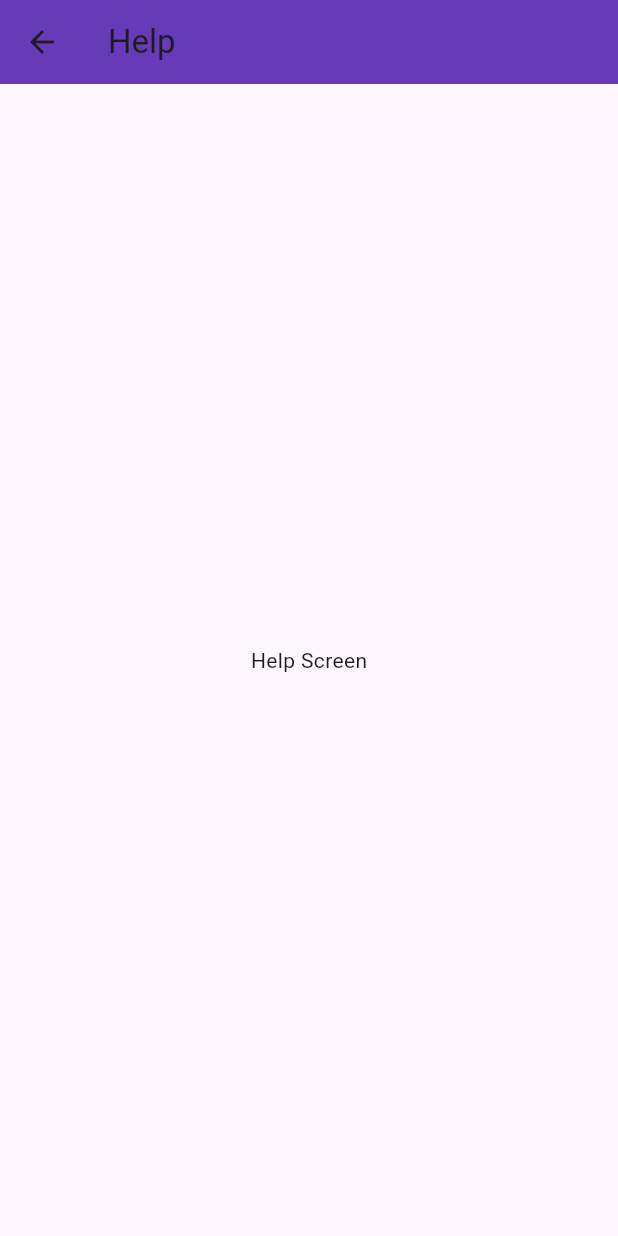
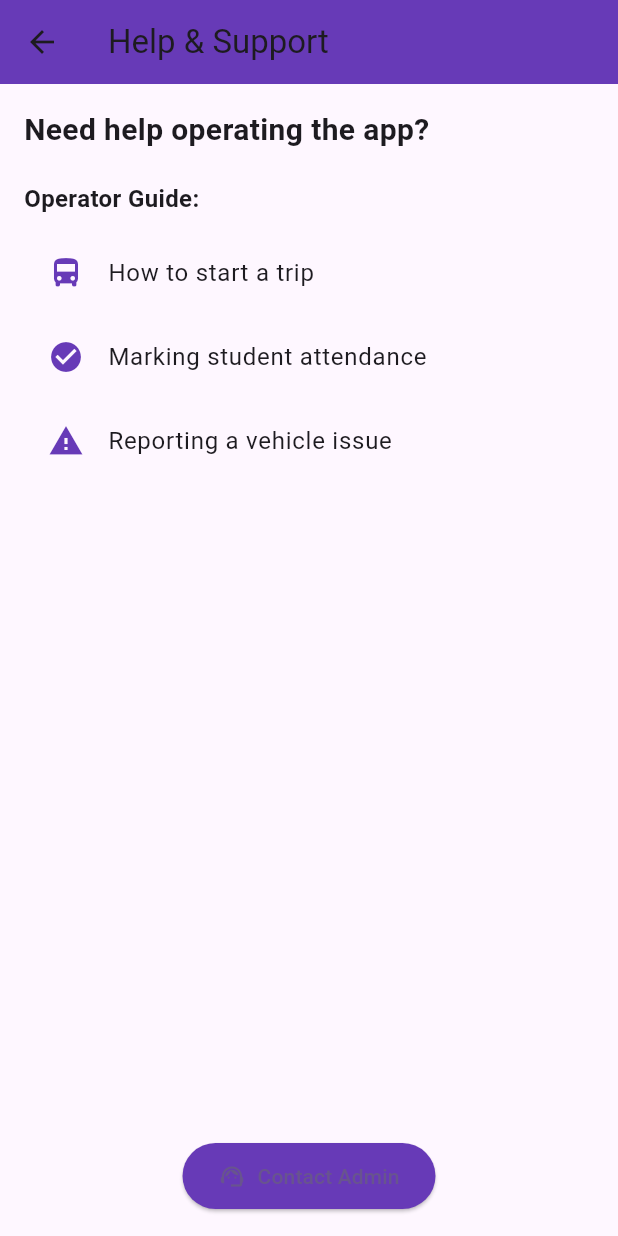
Before and after one commit to BSSE25-27/School-Van-Operator-App, a Flutter app: the HelpScreen screen opened directly, on a phone screen of 412 x 824 dp. Run offline on Flutter 3.47's test engine with Material 3 defaults, Android fonts, the phone set to English and light mode, and no system bars; our stand-ins replace google_maps_flutter; missing offline and left inert: mobile_scanner.

Commit message:
added content to help_screen

```diff
--- a/operator_app/lib/help.dart
+++ b/operator_app/lib/help.dart
@@ -7,10 +7,107 @@ class HelpScreen extends StatelessWidget {
   Widget build(BuildContext context) {
     return Scaffold(
       appBar: AppBar(
-        title: const Text("Help"),
+        title: const Text("Help & Support"),
         backgroundColor: Colors.deepPurple,
       ),
-      body: Center(child: const Text("Help Screen")),
+      body: Padding(
+        padding: const EdgeInsets.all(16.0),
+        child: Column(
+          crossAxisAlignment: CrossAxisAlignment.start,
+          children: [
+            const Text(
+              "Need help operating the app?",
+              style: TextStyle(fontSize: 20, fontWeight: FontWeight.bold),
+            ),
+            const SizedBox(height: 20),
+            const Text(
+              "Operator Guide:",
+              style: TextStyle(fontSize: 16, fontWeight: FontWeight.w600),
+            ),
+            const SizedBox(height: 10),
+            ListTile(
+              leading: const Icon(Icons.directions_bus, color: Colors.deepPurple),
+              title: const Text("How to start a trip"),
+              onTap: () {
+                showDialog(
+                  context: context,
+                  builder: (_) => AlertDialog(
+                    title: const Text("Starting a Trip"),
+                    content: const Text(
+                      "Go to the 'Trips' tab, select your assigned trip, and press 'Start Trip'. Make sure GPS is enabled.",
+                    ),
+                    actions: [
+                      TextButton(
+                        child: const Text("OK"),
+                        onPressed: () => Navigator.pop(context),
+                      ),
+                    ],
+                  ),
+                );
+              },
+            ),
+            ListTile(
+              leading: const Icon(Icons.check_circle, color: Colors.deepPurple),
+              title: const Text("Marking student attendance"),
+              onTap: () {
+                showDialog(
+                  context: context,
+                  builder: (_) => AlertDialog(
+                    title: const Text("Marking Attendance"),
+                    content: const Text(
+                      "When students board or leave the van, mark their status in the 'Attendance' section to keep parents updated.",
+                    ),
+                    actions: [
+                      TextButton(
+                        child: const Text("Got it"),
+                        onPressed: () => Navigator.pop(context),
+                      ),
+                    ],
+                  ),
+                );
+              },
+            ),
+            ListTile(
+              leading: const Icon(Icons.report_problem, color: Colors.deepPurple),
+              title: const Text("Reporting a vehicle issue"),
+              onTap: () {
+                showDialog(
+                  context: context,
+                  builder: (_) => AlertDialog(
+                    title: const Text("Reporting an Issue"),
+                    content: const Text(
+                      "If you experience any issues with the van, go to the 'Report Issue' section and fill in the problem details.",
+                    ),
+                    actions: [
+                      TextButton(
+                        child: const Text("Understood"),
+                        onPressed: () => Navigator.pop(context),
+                      ),
+                    ],
+                  ),
+                );
+              },
+            ),
+            const Spacer(),
+            Center(
+              child: ElevatedButton.icon(
+                style: ElevatedButton.styleFrom(
+                  backgroundColor: Colors.deepPurple,
+                  padding: const EdgeInsets.symmetric(horizontal: 24, vertical: 12),
+                ),
+                icon: const Icon(Icons.support_agent),
+                label: const Text("Contact Admin"),
+                onPressed: () {
+                  // Replace this with your actual support logic
+                  ScaffoldMessenger.of(context).showSnackBar(
+                    const SnackBar(content: Text("Contacting school admin...")),
+                  );
+                },
+              ),
+            ),
+          ],
+        ),
+      ),
     );
   }
 }
```
